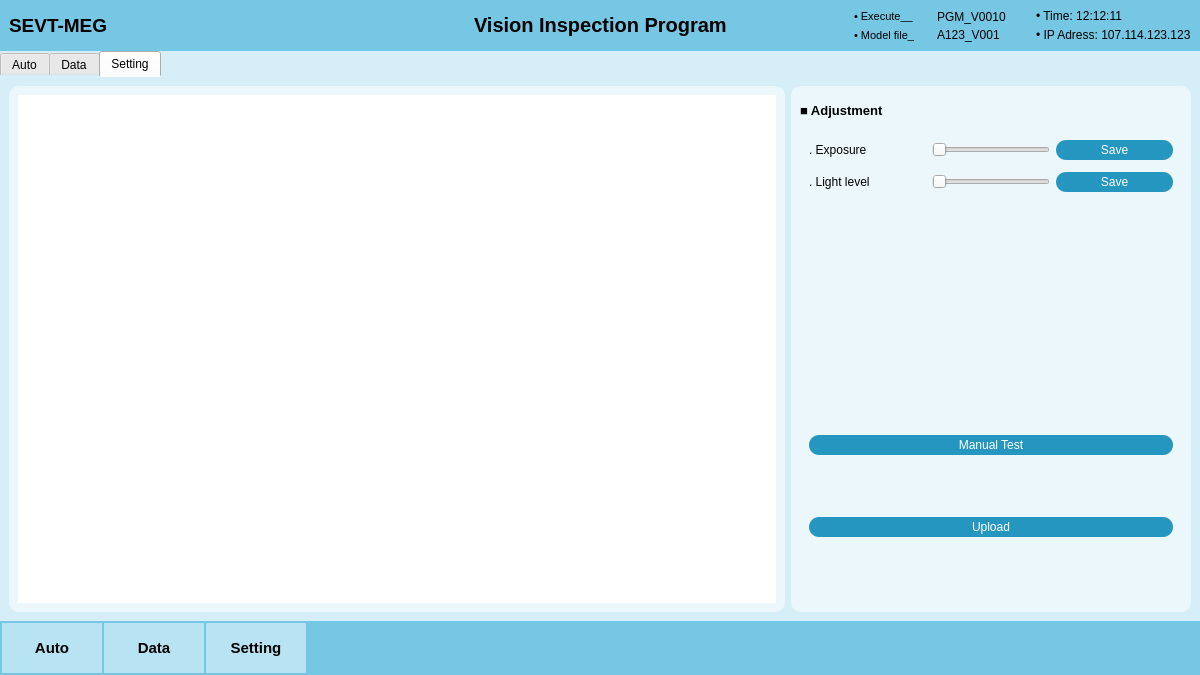
Qt form visionProgram/my_main_window.ui (trinhthuan/UIdemo) before a commit.
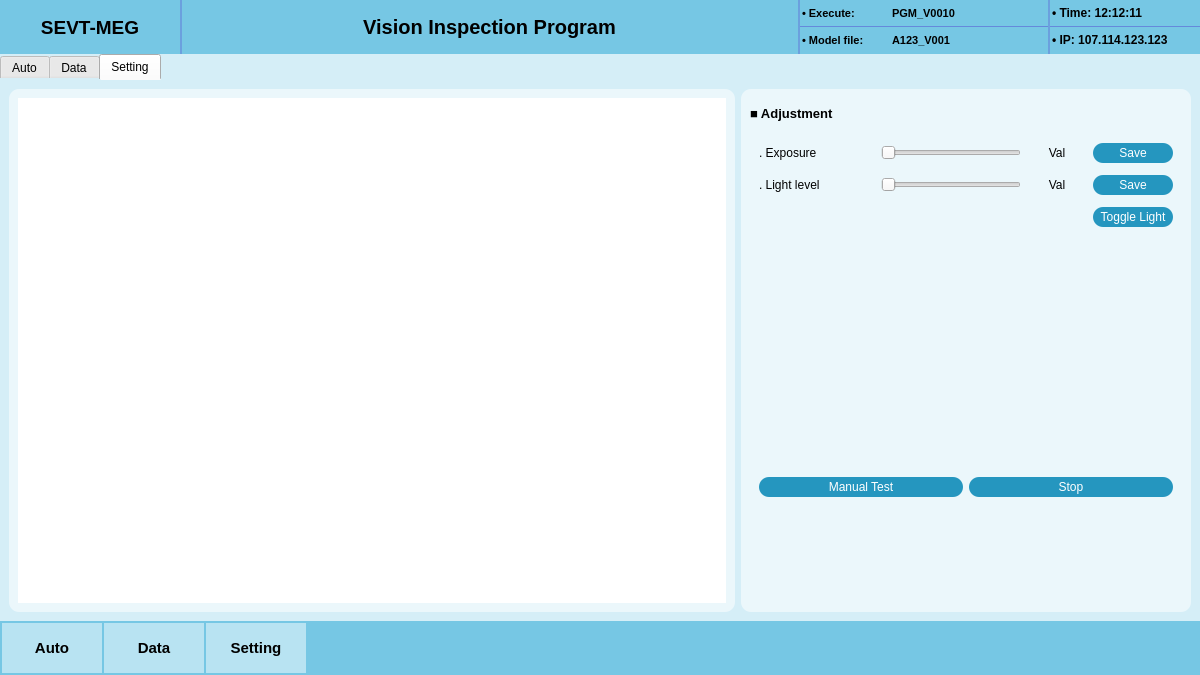
The same form after that commit. The open tabs and pages were chosen to show the change. Icons and pictures are not drawn.

```diff
--- a/visionProgram/my_main_window.ui
+++ b/visionProgram/my_main_window.ui
@@ -44,7 +44,7 @@
 
 }
 
-#selectFeatureBtn, #selectModelBtn, #exposSaveBtn, #lightSaveBtn, #manualBtn, #uploadBtn, #saveConfigBtn, #restartBtn{
+#selectFeatureBtn, #selectModelBtn, #exposSaveBtn, #lightSaveBtn, #manualBtn, #stopBtn, #saveConfigBtn, #restartBtn, #toggleLightBtn{
 	background-color: #2596bf;
 	color: #fff;
 	border-radius: 10px;
@@ -63,6 +63,19 @@
     border: 2px solid #2980b9;    /* Darker border on hover */
 }
 
+#frame_7, #frame_8,#frame_9{
+    background-color: rgba(63, 0, 200, 80); /* màu đen mờ (opacity 80/255) */
+    max-height: 1px;   /* chỉ dày 1 pixel */
+    min-height: 1px;
+    border: none;
+}
+#frame_10, #frame_11, #frame_12{
+    background-color: rgba(63, 0, 200, 50); /* màu đen mờ (opacity 80/255) */
+    max-height: 55px;   /* chỉ dày 1 pixel */
+    min-height: 50px;
+    min-width: 2px;
+    border: none;
+}
 </string>
    </property>
    <layout class="QVBoxLayout" name="verticalLayout">
@@ -83,6 +96,18 @@
     </property>
     <item alignment="Qt::AlignTop">
      <widget class="QWidget" name="headerFrame" native="true">
+      <property name="minimumSize">
+       <size>
+        <width>500</width>
+        <height>54</height>
+       </size>
+      </property>
+      <property name="maximumSize">
+       <size>
+        <width>16777215</width>
+        <height>54</height>
+       </size>
+      </property>
       <layout class="QHBoxLayout" name="horizontalLayout">
        <property name="spacing">
         <number>0</number>
@@ -101,6 +126,18 @@
        </property>
        <item>
         <widget class="QFrame" name="headerInfoFrame">
+         <property name="minimumSize">
+          <size>
+           <width>0</width>
+           <height>54</height>
+          </size>
+         </property>
+         <property name="maximumSize">
+          <size>
+           <width>16777215</width>
+           <height>53</height>
+          </size>
+         </property>
          <property name="frameShape">
           <enum>QFrame::StyledPanel</enum>
          </property>
@@ -108,8 +145,35 @@
           <enum>QFrame::Raised</enum>
          </property>
          <layout class="QHBoxLayout" name="horizontalLayout_2">
-          <item alignment="Qt::AlignLeft">
+          <property name="spacing">
+           <number>0</number>
+          </property>
+          <property name="leftMargin">
+           <number>0</number>
+          </property>
+          <property name="topMargin">
+           <number>0</number>
+          </property>
+          <property name="rightMargin">
+           <number>0</number>
+          </property>
+          <property name="bottomMargin">
+           <number>0</number>
+          </property>
+          <item>
            <widget class="QFrame" name="logo">
+            <property name="minimumSize">
+             <size>
+              <width>180</width>
+              <height>0</height>
+             </size>
+            </property>
+            <property name="maximumSize">
+             <size>
+              <width>180</width>
+              <height>16777215</height>
+             </size>
+            </property>
             <property name="frameShape">
              <enum>QFrame::StyledPanel</enum>
             </property>
@@ -136,7 +200,7 @@
               <widget class="QLabel" name="logoMeg">
                <property name="minimumSize">
                 <size>
-                 <width>200</width>
+                 <width>180</width>
                  <height>0</height>
                 </size>
                </property>
@@ -150,15 +214,43 @@
                <property name="text">
                 <string>SEVT-MEG</string>
                </property>
+               <property name="alignment">
+                <set>Qt::AlignCenter</set>
+               </property>
               </widget>
              </item>
             </layout>
            </widget>
           </item>
+          <item>
+           <widget class="QFrame" name="frame_10">
+            <property name="minimumSize">
+             <size>
+              <width>2</width>
+              <height>50</height>
+             </size>
+            </property>
+            <property name="baseSize">
+             <size>
+              <width>0</width>
+              <height>0</height>
+             </size>
+            </property>
+            <property name="frameShape">
+             <enum>QFrame::Box</enum>
+            </property>
+            <property name="frameShadow">
+             <enum>QFrame::Sunken</enum>
+            </property>
+            <property name="lineWidth">
+             <number>1</number>
+            </property>
+           </widget>
+          </item>
           <item>
            <widget class="QFrame" name="pgmName">
             <property name="sizePolicy">
-             <sizepolicy hsizetype="Fixed" vsizetype="Fixed">
+             <sizepolicy hsizetype="Expanding" vsizetype="Expanding">
               <horstretch>0</horstretch>
               <verstretch>0</verstretch>
              </sizepolicy>
@@ -185,7 +277,7 @@
              <property name="bottomMargin">
               <number>0</number>
              </property>
-             <item>
+             <item alignment="Qt::AlignHCenter">
               <widget class="QLabel" name="label_2">
                <property name="sizePolicy">
                 <sizepolicy hsizetype="Expanding" vsizetype="Expanding">
@@ -203,13 +295,38 @@
                <property name="text">
                 <string>Vision Inspection Program</string>
                </property>
+               <property name="alignment">
+                <set>Qt::AlignCenter</set>
+               </property>
               </widget>
              </item>
             </layout>
            </widget>
           </item>
-          <item alignment="Qt::AlignRight">
+          <item>
+           <widget class="QFrame" name="frame_11">
+            <property name="frameShape">
+             <enum>QFrame::StyledPanel</enum>
+            </property>
+            <property name="frameShadow">
+             <enum>QFrame::Raised</enum>
+            </property>
+           </widget>
+          </item>
+          <item>
            <widget class="QFrame" name="infoFrame">
+            <property name="minimumSize">
+             <size>
+              <width>400</width>
+              <height>0</height>
+             </size>
+            </property>
+            <property name="maximumSize">
+             <size>
+              <width>400</width>
+              <height>16777215</height>
+             </size>
+            </property>
             <property name="frameShape">
              <enum>QFrame::StyledPanel</enum>
             </property>
@@ -218,7 +335,7 @@
             </property>
             <layout class="QHBoxLayout" name="horizontalLayout_3">
              <property name="spacing">
-              <number>30</number>
+              <number>0</number>
              </property>
              <property name="leftMargin">
               <number>0</number>
@@ -234,6 +351,12 @@
              </property>
              <item>
               <widget class="QFrame" name="version">
+               <property name="minimumSize">
+                <size>
+                 <width>200</width>
+                 <height>0</height>
+                </size>
+               </property>
                <property name="frameShape">
                 <enum>QFrame::StyledPanel</enum>
                </property>
@@ -253,67 +376,152 @@
                 <property name="bottomMargin">
                  <number>0</number>
                 </property>
-                <property name="horizontalSpacing">
-                 <number>22</number>
+                <property name="spacing">
+                 <number>0</number>
                 </property>
-                <property name="verticalSpacing">
-                 <number>4</number>
-                </property>
-                <item row="0" column="1">
+                <item row="0" column="2">
                  <widget class="QLabel" name="exeVer">
+                  <property name="minimumSize">
+                   <size>
+                    <width>150</width>
+                    <height>0</height>
+                   </size>
+                  </property>
                   <property name="font">
                    <font>
-                    <pointsize>9</pointsize>
+                    <pointsize>8</pointsize>
+                    <weight>75</weight>
+                    <bold>true</bold>
                    </font>
                   </property>
                   <property name="text">
                    <string>PGM_V0010</string>
                   </property>
-                 </widget>
-                </item>
-                <item row="1" column="0">
-                 <widget class="QLabel" name="label_5">
-                  <property name="font">
-                   <font>
-                    <pointsize>8</pointsize>
-                    <weight>50</weight>
-                    <bold>false</bold>
-                   </font>
+                  <property name="indent">
+                   <number>2</number>
                   </property>
-                  <property name="text">
-                   <string>• Model file_</string>
-                  </property>
                  </widget>
                 </item>
-                <item row="1" column="1">
+                <item row="2" column="2">
                  <widget class="QLabel" name="mdFile">
+                  <property name="minimumSize">
+                   <size>
+                    <width>150</width>
+                    <height>0</height>
+                   </size>
+                  </property>
                   <property name="font">
                    <font>
-                    <pointsize>9</pointsize>
+                    <pointsize>8</pointsize>
+                    <weight>75</weight>
+                    <bold>true</bold>
                    </font>
                   </property>
                   <property name="text">
                    <string>A123_V001</string>
                   </property>
+                  <property name="indent">
+                   <number>2</number>
+                  </property>
                  </widget>
                 </item>
-                <item row="0" column="0">
+                <item row="0" column="1">
                  <widget class="QLabel" name="label_3">
+                  <property name="minimumSize">
+                   <size>
+                    <width>90</width>
+                    <height>20</height>
+                   </size>
+                  </property>
+                  <property name="maximumSize">
+                   <size>
+                    <width>90</width>
+                    <height>20</height>
+                   </size>
+                  </property>
                   <property name="font">
                    <font>
                     <pointsize>8</pointsize>
-                    <weight>50</weight>
-                    <bold>false</bold>
+                    <weight>75</weight>
+                    <bold>true</bold>
                    </font>
                   </property>
                   <property name="text">
-                   <string>• Execute__</string>
+                   <string>• Execute:</string>
+                  </property>
+                  <property name="indent">
+                   <number>2</number>
+                  </property>
+                 </widget>
+                </item>
+                <item row="2" column="1">
+                 <widget class="QLabel" name="label_5">
+                  <property name="minimumSize">
+                   <size>
+                    <width>90</width>
+                    <height>20</height>
+                   </size>
+                  </property>
+                  <property name="maximumSize">
+                   <size>
+                    <width>90</width>
+                    <height>20</height>
+                   </size>
+                  </property>
+                  <property name="font">
+                   <font>
+                    <pointsize>8</pointsize>
+                    <weight>75</weight>
+                    <bold>true</bold>
+                   </font>
+                  </property>
+                  <property name="text">
+                   <string>• Model file:</string>
+                  </property>
+                  <property name="indent">
+                   <number>2</number>
+                  </property>
+                 </widget>
+                </item>
+                <item row="1" column="1">
+                 <widget class="QFrame" name="frame_8">
+                  <property name="frameShape">
+                   <enum>QFrame::StyledPanel</enum>
+                  </property>
+                  <property name="frameShadow">
+                   <enum>QFrame::Raised</enum>
+                  </property>
+                 </widget>
+                </item>
+                <item row="1" column="2">
+                 <widget class="QFrame" name="frame_7">
+                  <property name="sizePolicy">
+                   <sizepolicy hsizetype="Expanding" vsizetype="Preferred">
+                    <horstretch>0</horstretch>
+                    <verstretch>0</verstretch>
+                   </sizepolicy>
+                  </property>
+                  <property name="frameShape">
+                   <enum>QFrame::StyledPanel</enum>
+                  </property>
+                  <property name="frameShadow">
+                   <enum>QFrame::Raised</enum>
                   </property>
                  </widget>
                 </item>
                </layout>
               </widget>
              </item>
+             <item>
+              <widget class="QFrame" name="frame_12">
+               <property name="frameShape">
+                <enum>QFrame::StyledPanel</enum>
+               </property>
+               <property name="frameShadow">
+                <enum>QFrame::Raised</enum>
+               </property>
+              </widget>
+             </item>
              <item>
               <widget class="QFrame" name="other">
                <property name="frameShape">
@@ -322,10 +530,7 @@
                <property name="frameShadow">
                 <enum>QFrame::Raised</enum>
                </property>
-               <layout class="QVBoxLayout" name="verticalLayout_4">
-                <property name="spacing">
-                 <number>5</number>
-                </property>
+               <layout class="QGridLayout" name="gridLayout_3">
                 <property name="leftMargin">
                  <number>0</number>
                 </property>
@@ -338,17 +543,72 @@
                 <property name="bottomMargin">
                  <number>0</number>
                 </property>
-                <item>
+                <property name="spacing">
+                 <number>0</number>
+                </property>
+                <item row="0" column="0">
                  <widget class="QLabel" name="timeInfo">
+                  <property name="minimumSize">
+                   <size>
+                    <width>150</width>
+                    <height>20</height>
+                   </size>
+                  </property>
+                  <property name="maximumSize">
+                   <size>
+                    <width>150</width>
+                    <height>20</height>
+                   </size>
+                  </property>
+                  <property name="font">
+                   <font>
+                    <weight>75</weight>
+                    <bold>true</bold>
+                   </font>
+                  </property>
                   <property name="text">
                    <string>• Time: 12:12:11</string>
                   </property>
+                  <property name="indent">
+                   <number>2</number>
+                  </property>
                  </widget>
                 </item>
-                <item>
+                <item row="1" column="0">
+                 <widget class="QFrame" name="frame_9">
+                  <property name="frameShape">
+                   <enum>QFrame::StyledPanel</enum>
+                  </property>
+                  <property name="frameShadow">
+                   <enum>QFrame::Raised</enum>
+                  </property>
+                 </widget>
+                </item>
+                <item row="2" column="0">
                  <widget class="QLabel" name="ipInfo">
+                  <property name="minimumSize">
+                   <size>
+                    <width>150</width>
+                    <height>20</height>
+                   </size>
+                  </property>
+                  <property name="maximumSize">
+                   <size>
+                    <width>150</width>
+                    <height>20</height>
+                   </size>
+                  </property>
+                  <property name="font">
+                   <font>
+                    <weight>75</weight>
+                    <bold>true</bold>
+                   </font>
+                  </property>
                   <property name="text">
-                   <string>• IP Adress: 107.114.123.123</string>
+                   <string>• IP: 107.114.123.123</string>
+                  </property>
+                  <property name="indent">
+                   <number>2</number>
                   </property>
                  </widget>
                 </item>
@@ -828,7 +1088,7 @@
             <widget class="QWidget" name="adjust" native="true">
              <property name="minimumSize">
               <size>
-               <width>400</width>
+               <width>450</width>
                <height>0</height>
               </size>
              </property>
@@ -871,39 +1131,53 @@
                  <property name="verticalSpacing">
                   <number>12</number>
                  </property>
-                 <item row="0" column="2">
-                  <widget class="QPushButton" name="exposSaveBtn">
-                   <property name="minimumSize">
-                    <size>
-                     <width>80</width>
-                     <height>20</height>
-                    </size>
-                   </property>
-                   <property name="text">
-                    <string>Save</string>
-                   </property>
-                  </widget>
-                 </item>
-                 <item row="0" column="0">
-                  <widget class="QLabel" name="label_20">
-                   <property name="text">
-                    <string>. Exposure</string>
-                   </property>
-                  </widget>
-                 </item>
-                 <item row="0" column="1">
-                  <widget class="QSlider" name="horizontalSlider">
+                 <item row="1" column="1">
+                  <widget class="QSlider" name="lightLevelSlider">
                    <property name="sizePolicy">
                     <sizepolicy hsizetype="Preferred" vsizetype="Fixed">
                      <horstretch>0</horstretch>
                      <verstretch>0</verstretch>
                     </sizepolicy>
                    </property>
+                   <property name="minimumSize">
+                    <size>
+                     <width>140</width>
+                     <height>0</height>
+                    </size>
+                   </property>
+                   <property name="maximumSize">
+                    <size>
+                     <width>140</width>
+                     <height>16777215</height>
+                    </size>
+                   </property>
                    <property name="orientation">
                     <enum>Qt::Horizontal</enum>
                    </property>
                   </widget>
                  </item>
+                 <item row="1" column="2">
+                  <widget class="QLabel" name="lightLevelLabel">
+                   <property name="minimumSize">
+                    <size>
+                     <width>60</width>
+                     <height>20</height>
+                    </size>
+                   </property>
+                   <property name="maximumSize">
+                    <size>
+                     <width>60</width>
+                     <height>20</height>
+                    </size>
+                   </property>
+                   <property name="text">
+                    <string>Val</string>
+                   </property>
+                   <property name="alignment">
+                    <set>Qt::AlignCenter</set>
+                   </property>
+                  </widget>
+                 </item>
                  <item row="1" column="0">
                   <widget class="QLabel" name="label_22">
                    <property name="text">
@@ -911,20 +1185,7 @@
                    </property>
                   </widget>
                  </item>
-                 <item row="1" column="1">
-                  <widget class="QSlider" name="horizontalSlider_2">
-                   <property name="sizePolicy">
-                    <sizepolicy hsizetype="Preferred" vsizetype="Fixed">
-                     <horstretch>0</horstretch>
-                     <verstretch>0</verstretch>
-                    </sizepolicy>
-                   </property>
-                   <property name="orientation">
-                    <enum>Qt::Horizontal</enum>
-                   </property>
-                  </widget>
-                 </item>
-                 <item row="1" column="2">
+                 <item row="1" column="3">
                   <widget class="QPushButton" name="lightSaveBtn">
                    <property name="minimumSize">
                     <size>
@@ -937,6 +1198,80 @@
                    </property>
                   </widget>
                  </item>
+                 <item row="0" column="2">
+                  <widget class="QLabel" name="exposureValLabel">
+                   <property name="text">
+                    <string>Val</string>
+                   </property>
+                   <property name="alignment">
+                    <set>Qt::AlignCenter</set>
+                   </property>
+                  </widget>
+                 </item>
+                 <item row="0" column="3">
+                  <widget class="QPushButton" name="exposSaveBtn">
+                   <property name="minimumSize">
+                    <size>
+                     <width>80</width>
+                     <height>20</height>
+                    </size>
+                   </property>
+                   <property name="text">
+                    <string>Save</string>
+                   </property>
+                  </widget>
+                 </item>
+                 <item row="0" column="0">
+                  <widget class="QLabel" name="label_20">
+                   <property name="text">
+                    <string>. Exposure</string>
+                   </property>
+                  </widget>
+                 </item>
+                 <item row="0" column="1">
+                  <widget class="QSlider" name="exposureSlider">
+                   <property name="sizePolicy">
+                    <sizepolicy hsizetype="Preferred" vsizetype="Fixed">
+                     <horstretch>0</horstretch>
+                     <verstretch>0</verstretch>
+                    </sizepolicy>
+                   </property>
+                   <property name="minimumSize">
+                    <size>
+                     <width>140</width>
+                     <height>0</height>
+                    </size>
+                   </property>
+                   <property name="maximumSize">
+                    <size>
+                     <width>140</width>
+                     <height>16777215</height>
+                    </size>
+                   </property>
+                   <property name="orientation">
+                    <enum>Qt::Horizontal</enum>
+                   </property>
+                  </widget>
+                 </item>
+                 <item row="2" column="3">
+                  <widget class="QPushButton" name="toggleLightBtn">
+                   <property name="minimumSize">
+                    <size>
+                     <width>80</width>
+                     <height>20</height>
+                    </size>
+                   </property>
+                   <property name="maximumSize">
+                    <size>
+                     <width>80</width>
+                     <height>20</height>
+                    </size>
+                   </property>
+                   <property name="text">
+                    <string>Toggle Light</string>
+                   </property>
+                  </widget>
+                 </item>
                 </layout>
                </widget>
               </item>
@@ -948,8 +1283,8 @@
                 <property name="frameShadow">
                  <enum>QFrame::Raised</enum>
                 </property>
-                <layout class="QVBoxLayout" name="verticalLayout_12">
-                 <item>
+                <layout class="QGridLayout" name="gridLayout_2">
+                 <item row="0" column="0">
                   <widget class="QPushButton" name="manualBtn">
                    <property name="minimumSize">
                     <size>
@@ -962,8 +1297,8 @@
                    </property>
                   </widget>
                  </item>
-                 <item>
-                  <widget class="QPushButton" name="uploadBtn">
+                 <item row="0" column="1">
+                  <widget class="QPushButton" name="stopBtn">
                    <property name="minimumSize">
                     <size>
                      <width>80</width>
@@ -971,7 +1306,7 @@
                     </size>
                    </property>
                    <property name="text">
-                    <string>Upload</string>
+                    <string>Stop</string>
                    </property>
                   </widget>
                  </item>
```
Left out of the diff: 4 changed lines with no effect on the pictures.
